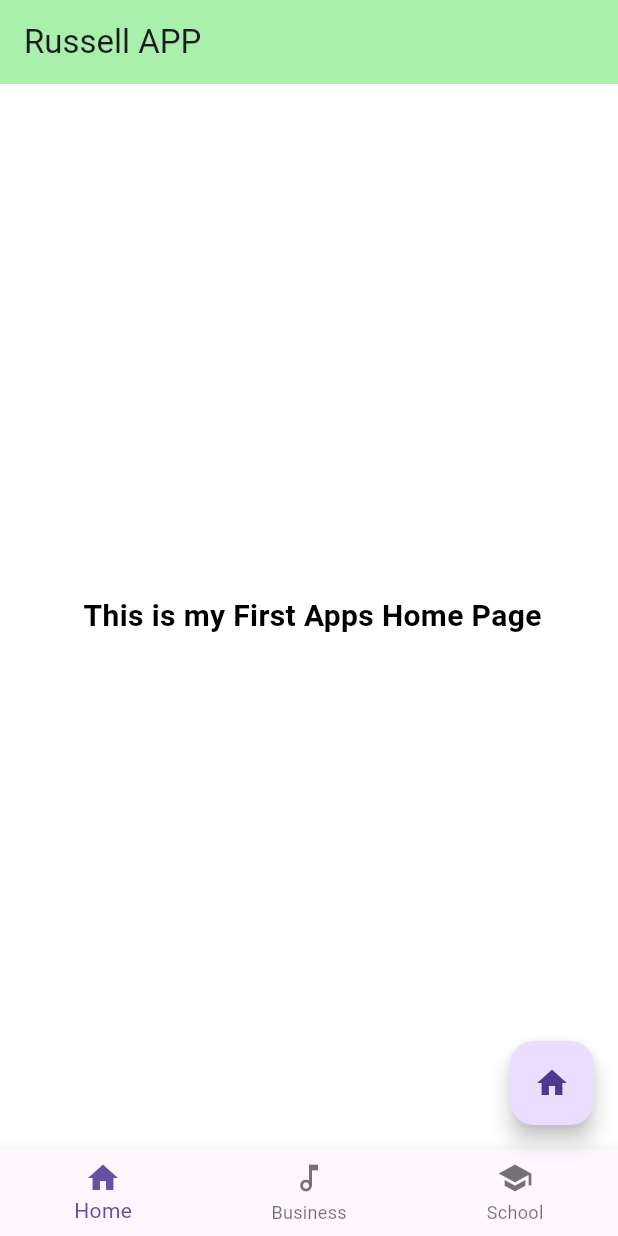
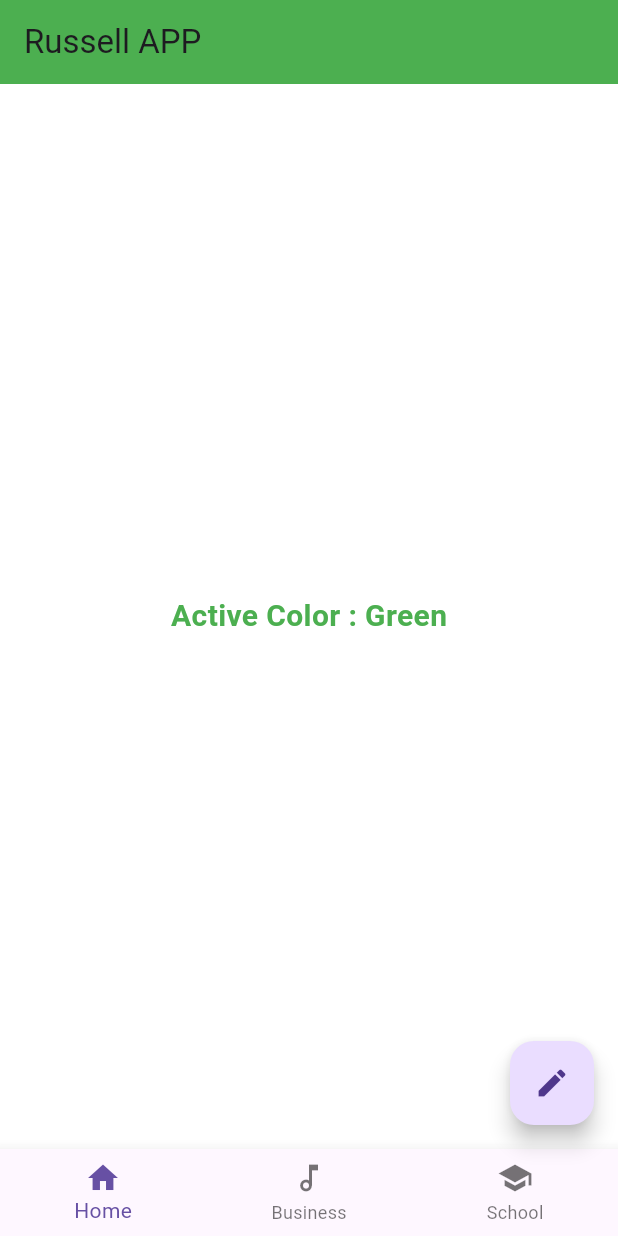
Before and after one commit to moniroul/0-LWR, a Flutter app: the screen it shows after launch, on a phone screen of 412 x 824 dp. Run offline on Flutter 3.47's test engine with Material 3 defaults, Android fonts, the light colour scheme and no system bars.

Commit message:
flutter_class_3_done

```diff
--- a/flutter_class_2/lib/Home.dart
+++ b/flutter_class_2/lib/Home.dart
@@ -8,12 +8,33 @@ class Home extends StatefulWidget {
 }
 
 class _HomeState extends State<Home> {
+  List<Color> ColorList = [
+    Colors.green,
+    Colors.yellow,
+    Colors.blue,
+    Colors.red,
+    Colors.pink,
+  ];
+
+  List<String> ColorsNames = ["Green", "Yellow", "Blue", "Red", "Pink"];
+
+  int ColorIndex = 0;
+
+  void ColorNameChange() {
+    setState(() {
+      ColorIndex = ColorIndex + 1;
+      if (ColorIndex == 5) {
+        ColorIndex = 0;
+      }
+    });
+  }
+
   @override
   Widget build(BuildContext context) {
     return Scaffold(
       // App Bar
       appBar: AppBar(
-        backgroundColor: const Color.fromARGB(255, 168, 240, 171),
+        backgroundColor: ColorList[ColorIndex],
         title: Text("Russell APP"),
       ),
 
@@ -22,10 +43,10 @@ class _HomeState extends State<Home> {
         color: const Color.fromARGB(255, 255, 255, 255),
         child: Center(
           child: Text(
-            " This is my First Apps Home Page",
+            "Active Color : " + ColorsNames[ColorIndex],
             style: TextStyle(
                 fontSize: 20,
-                color: const Color.fromARGB(255, 0, 0, 0),
+                color: ColorList[ColorIndex],
                 fontWeight: FontWeight.w700),
           ),
         ),
@@ -34,9 +55,9 @@ class _HomeState extends State<Home> {
       // floatingActionButton area
       floatingActionButton: FloatingActionButton(
         onPressed: () {
-          print("Button Clicked");
+          ColorNameChange();
         },
-        child: Icon(Icons.home),
+        child: Icon(Icons.edit),
       ),
 
       // bottomNavigationBar area
@@ -56,7 +77,6 @@ class _HomeState extends State<Home> {
           ),
         ],
       ),
-
     );
   }
 }
```
Also changed, not shown: flutter_class_2/lib/main.dart (+5 -2 lines).
